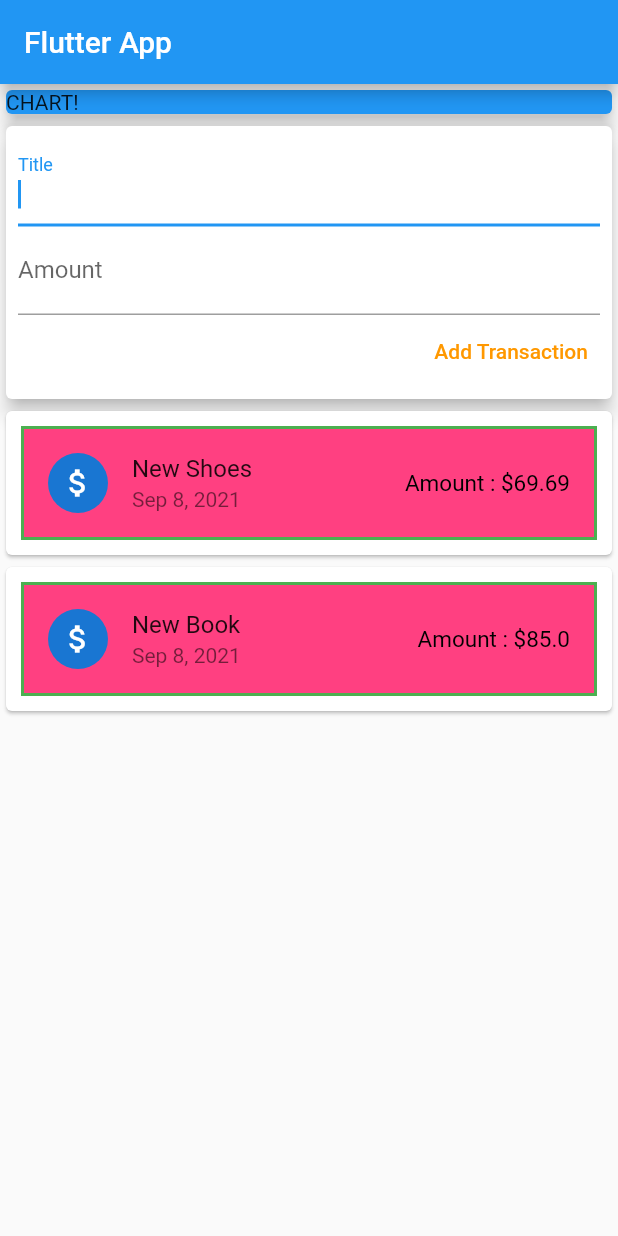
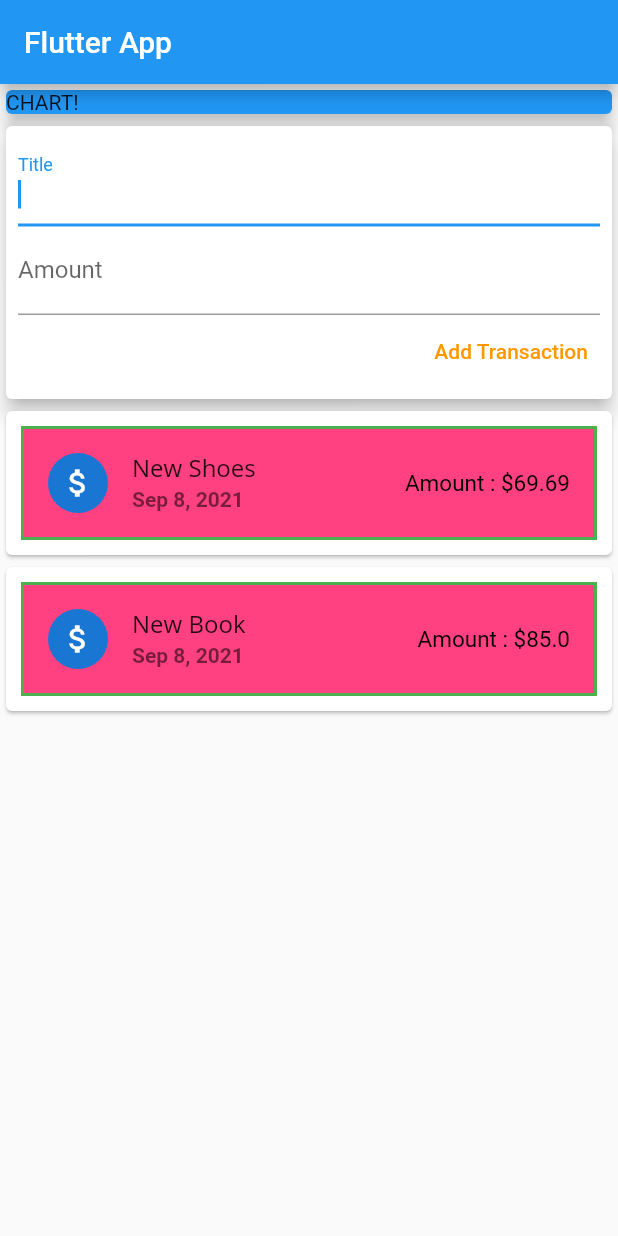
Before and after one commit to pravin5551/Personal-Expenses-App--Flutter, a Flutter app: the screen it shows after launch, on a phone screen of 412 x 824 dp. Run offline on Flutter 3.47's test engine with Material 2 defaults, Android fonts, the phone set to English and light mode, and no system bars.

Commit message:
scrolling added

```diff
--- a/personal_expenses/lib/widgets/transaction_list.dart
+++ b/personal_expenses/lib/widgets/transaction_list.dart
@@ -11,7 +11,7 @@ class TransactionList extends StatelessWidget {
   @override
   Widget build(BuildContext context) {
     return Container(
-      height: 300,
+      height: 800,
       child: ListView(
         children: _userTransaction
             .map(
@@ -26,7 +26,7 @@ class TransactionList extends StatelessWidget {
                   ),
                   color: Colors.pinkAccent),
               child: ListTile(
-                title: Text(tx.title),
+                title: Text(tx.title, style: TextStyle(fontFamily: 'OpenSans')),
                 leading: CircleAvatar(
                   child: Icon(
                     Icons.attach_money,
@@ -36,7 +36,7 @@ class TransactionList extends StatelessWidget {
                   'Amount : \$${tx.amount.toString()}',
                   style: TextStyle(color: Colors.black, fontSize: 15),
                 ),
-                subtitle: Text(DateFormat.yMMMd().format(tx.dateTime)),
+                subtitle: Text(DateFormat.yMMMd().format(tx.dateTime), style: TextStyle(fontWeight: FontWeight.bold),),
               ),
             ),
           ),
```
